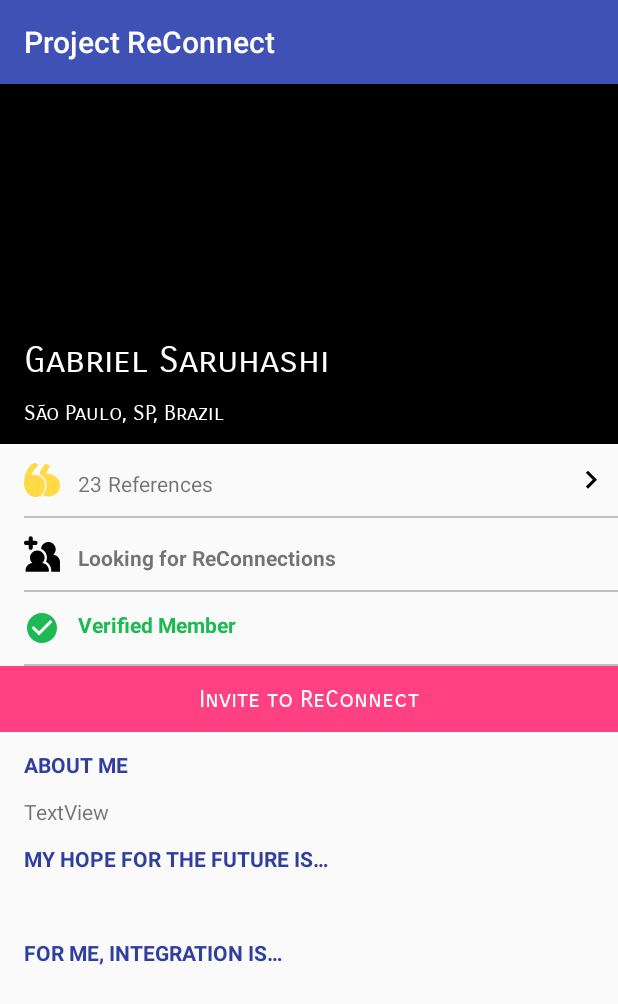
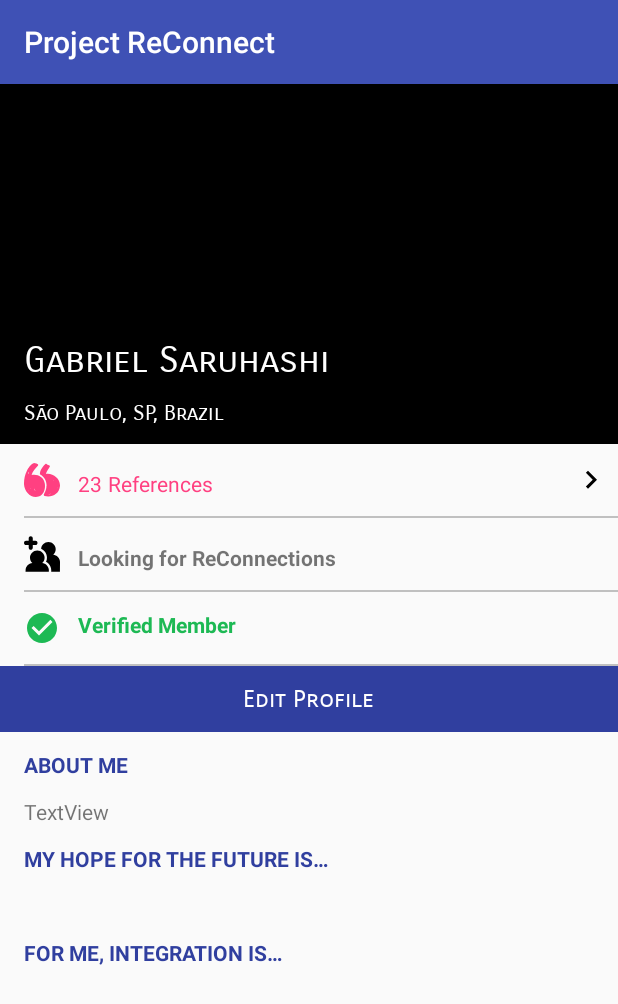
Before and after one commit to gabrielsaruhashi/ReConnect-Android-App, an Android app: the fragment MainProfileFragment shown on its own in the app's theme, on a phone screen of 412 x 824 dp. Shown: the top 1004 px of the screen. Run offline under Robolectric (Android 15) with nearby library versions, the phone set to English and light mode, and no system bars; our stand-ins replace ButterKnife; libraries missing offline, so code that uses them is left out: com.parse; pictures from the network do not load; 7 statements that could not run were skipped.

Commit message:
Edit Profile logic

```diff
--- a/app/src/main/java/com/goprojectreconnect/projectreconnect/Activities/ProfileActivity.java
+++ b/app/src/main/java/com/goprojectreconnect/projectreconnect/Activities/ProfileActivity.java
@@ -3,6 +3,7 @@ package com.goprojectreconnect.projectreconnect.Activities;
 import android.content.Context;
 import android.graphics.Point;
 import android.os.Bundle;
+import android.support.v4.content.ContextCompat;
 import android.support.v7.app.AppCompatActivity;
 import android.view.View;
 import android.widget.ImageView;
@@ -11,6 +12,7 @@ import android.widget.TextView;
 
 import com.bumptech.glide.Glide;
 import com.goprojectreconnect.projectreconnect.R;
+import com.goprojectreconnect.projectreconnect.ReConnectApplication;
 import com.parse.ParseUser;
 
 import butterknife.BindView;
@@ -20,6 +22,8 @@ public class ProfileActivity extends AppCompatActivity {
 
     Context context;
     ParseUser profileOwner;
+    ParseUser currentUser;
+    boolean isCurrentUser;
 
     // UI Views
     @BindView(R.id.tvName)
@@ -31,13 +35,15 @@ public class ProfileActivity extends AppCompatActivity {
     @BindView(R.id.tvReferenceCount)
     TextView tvReferenceCount;
     @BindView(R.id.llRequestReConnection)
-    LinearLayout llRequestReConnection;
+    LinearLayout llRequest;
     @BindView(R.id.tvAbout)
     TextView tvAbout;
     @BindView(R.id.tvHope)
     TextView tvHope;
     @BindView(R.id.tvIntegration)
     TextView tvIntegration;
+    @BindView(R.id.tvRequestBanner)
+    TextView tvRequestReconnectionBanner;
 
     @Override
     protected void onCreate(Bundle savedInstanceState) {
@@ -46,9 +52,11 @@ public class ProfileActivity extends AppCompatActivity {
         ButterKnife.bind(this);
 
         context = this;
+        currentUser = ReConnectApplication.getCurrentUser();
 
         // unwrap intent, if any
         profileOwner = getIntent().getParcelableExtra("profile_owner");
+        isCurrentUser = profileOwner.getObjectId().equals(currentUser.getObjectId());
 
         setupViews();
 
@@ -61,6 +69,12 @@ public class ProfileActivity extends AppCompatActivity {
         tvHope.setText(profileOwner.getString("hope_essay"));
         tvIntegration.setText(profileOwner.getString("integration_essay"));
 
+        // if current user, change CTO to Edit Profile
+        if (isCurrentUser) {
+            llRequest.setBackgroundColor(ContextCompat.getColor(context, R.color.colorPrimaryDark));
+            tvRequestReconnectionBanner.setText(getResources().getString(R.string.edit_profile_badge));
+        }
+
         // resize image to fit width
         Point size = new Point();
         this.getWindowManager().getDefaultDisplay().getSize(size);
@@ -72,7 +86,7 @@ public class ProfileActivity extends AppCompatActivity {
                 .dontAnimate()
                 .into(ivProfilePicture);
 
-        llRequestReConnection.setOnClickListener(new View.OnClickListener() {
+        llRequest.setOnClickListener(new View.OnClickListener() {
             @Override
             public void onClick(View v) {
                 //TODO invite ReConnection
--- a/app/src/main/java/com/goprojectreconnect/projectreconnect/Fragments/MainProfileFragment.java
+++ b/app/src/main/java/com/goprojectreconnect/projectreconnect/Fragments/MainProfileFragment.java
@@ -46,15 +46,17 @@ public class MainProfileFragment extends Fragment {
     @BindView(R.id.tvIntegration)
     TextView tvIntegration;
 
+
     @Nullable
     @Override
     public View onCreateView(LayoutInflater inflater, @Nullable ViewGroup container, @Nullable Bundle savedInstanceState) {
         // Inflate the layout for this fragment & context
-        View view = inflater.inflate(R.layout.activity_profile, container, false);
+        View view = inflater.inflate(R.layout.fragment_profile, container, false);
         context = getActivity();
         ButterKnife.bind(this, view);
 
         currentUser = ReConnectApplication.getCurrentUser();
+
         setupViews();
 
         return view;
@@ -81,7 +83,7 @@ public class MainProfileFragment extends Fragment {
         llRequestReConnection.setOnClickListener(new View.OnClickListener() {
             @Override
             public void onClick(View v) {
-                //TODO invite ReConnection
+                // TODO allow users to edit profile
             }
         });
     }
--- /dev/null
+++ b/app/src/main/res/layout/fragment_profile.xml
@@ -0,0 +1,257 @@
+<?xml version="1.0" encoding="utf-8"?>
+<ScrollView
+    xmlns:android="http://schemas.android.com/apk/res/android"
+    xmlns:app="http://schemas.android.com/apk/res-auto"
+    xmlns:tools="http://schemas.android.com/tools"
+    android:layout_width="match_parent"
+    android:layout_height="match_parent"
+    tools:context="com.goprojectreconnect.projectreconnect.Activities.ProfileActivity">
+
+    <RelativeLayout
+        android:layout_width="match_parent"
+        android:layout_height="match_parent">
+
+        <ImageView
+            android:id="@+id/ivProfilePicture"
+            android:layout_width="match_parent"
+            android:layout_height="240dp"
+            android:layout_alignParentStart="true"
+            android:layout_alignParentTop="true"
+            app:srcCompat="@color/black" />
+
+
+        <TextView
+            android:id="@+id/tvLocation"
+            android:layout_width="wrap_content"
+            android:layout_height="wrap_content"
+            android:layout_alignBottom="@+id/ivProfilePicture"
+            android:layout_marginStart="@dimen/activity_horizontal_margin"
+            android:fontFamily="sans-serif-smallcaps"
+            android:text="São Paulo, SP, Brazil"
+            android:textColor="@color/white"
+            android:layout_marginBottom="@dimen/element_margin"/>
+
+        <TextView
+            android:id="@+id/tvName"
+            android:layout_above="@id/tvLocation"
+            android:layout_width="wrap_content"
+            android:layout_height="wrap_content"
+            android:layout_marginBottom="@dimen/element_margin"
+            android:layout_alignStart="@+id/tvLocation"
+            android:text="Gabriel Saruhashi"
+            android:fontFamily="sans-serif-smallcaps"
+            android:textSize="24sp"
+            android:textColor="@color/white"/>
+
+        <!-- Reference Section -->
+        <RelativeLayout
+            android:id="@+id/rlReference"
+            android:layout_width="match_parent"
+            android:layout_height="wrap_content"
+            android:layout_alignStart="@+id/tvLocation"
+            android:layout_below="@+id/ivProfilePicture">
+            <ImageView
+                android:id="@+id/icReference"
+                android:layout_marginTop="@dimen/element_margin"
+                android:layout_width="wrap_content"
+                android:layout_height="wrap_content"
+                android:tint="@color/colorAccent"
+                app:srcCompat="@drawable/ic_reference" />
+
+            <TextView
+                android:id="@+id/tvReferenceCount"
+                android:layout_width="wrap_content"
+                android:layout_height="wrap_content"
+                android:layout_alignBottom="@+id/icReference"
+                android:layout_marginStart="@dimen/element_margin"
+                android:layout_toEndOf="@+id/icReference"
+                android:textColor="@color/colorAccent"
+                android:text="23" />
+
+            <TextView
+                android:id="@+id/tvReferenceBadge"
+                android:layout_width="wrap_content"
+                android:layout_height="wrap_content"
+                android:layout_marginStart="@dimen/badge_margin"
+                android:layout_alignBottom="@+id/tvReferenceCount"
+                android:layout_toEndOf="@+id/tvReferenceCount"
+                android:textColor="@color/colorAccent"
+                android:text="@string/reference_badge"
+                android:layout_alignTop="@+id/tvReferenceCount" />
+
+
+            <ImageView
+                android:id="@+id/icRightArrow"
+                android:layout_width="wrap_content"
+                android:layout_height="wrap_content"
+                android:layout_alignBottom="@+id/icReference"
+                android:layout_marginEnd="@dimen/rv_margin_top"
+                android:layout_alignParentEnd="true"
+                app:srcCompat="@drawable/ic_arrow_right" />
+
+            <View
+                android:layout_below="@id/icReference"
+                android:layout_width="fill_parent"
+                android:layout_marginTop="@dimen/element_margin"
+                android:layout_height="1dp"
+                android:background="#c0c0c0"
+                />
+        </RelativeLayout>
+
+        <!-- Availability -->
+        <RelativeLayout
+            android:id="@+id/rlAvailability"
+            android:layout_alignStart="@id/rlReference"
+            android:layout_below="@id/rlReference"
+            android:layout_width="match_parent"
+            android:layout_height="wrap_content">
+
+            <ImageView
+                android:id="@+id/icAvailability"
+                android:layout_marginTop="@dimen/element_margin"
+                android:layout_width="wrap_content"
+                android:layout_height="wrap_content"
+                app:srcCompat="@drawable/ic_group_add" />
+
+            <TextView
+                android:id="@+id/tvAvailability"
+                android:layout_width="wrap_content"
+                android:layout_height="wrap_content"
+                android:layout_alignBottom="@+id/icAvailability"
+                android:layout_marginStart="@dimen/element_margin"
+                android:layout_toEndOf="@+id/icAvailability"
+                android:textStyle="bold"
+                android:text="@string/available_badge" />
+
+            <View
+                android:layout_below="@id/icAvailability"
+                android:layout_width="fill_parent"
+                android:layout_marginTop="@dimen/element_margin"
+                android:layout_height="1dp"
+                android:background="#c0c0c0"
+                />
+
+        </RelativeLayout>
+
+        <!-- Verified Member -->
+
+        <RelativeLayout
+            android:id="@+id/rlVerified"
+            android:layout_width="match_parent"
+            android:layout_below="@id/rlAvailability"
+            android:layout_alignStart="@id/rlAvailability"
+            android:layout_height="wrap_content">
+
+            <ImageView
+                android:id="@+id/icVerified"
+                android:layout_marginTop="@dimen/element_margin"
+                android:layout_width="wrap_content"
+                android:layout_height="wrap_content"
+                app:srcCompat="@drawable/ic_check" />
+
+            <TextView
+                android:id="@+id/tvVerified"
+                android:layout_width="wrap_content"
+                android:textColor="@color/green_normal"
+                android:layout_height="wrap_content"
+                android:layout_marginTop="@dimen/element_margin"
+                android:layout_marginStart="@dimen/element_margin"
+                android:layout_toEndOf="@+id/icVerified"
+                android:textStyle="bold"
+                android:text="@string/verified_badge" />
+
+            <View
+                android:layout_below="@id/icVerified"
+                android:layout_width="fill_parent"
+                android:layout_marginTop="@dimen/element_margin"
+                android:layout_height="1dp"
+                android:background="#c0c0c0"
+                />
+
+        </RelativeLayout>
+
+        <!--Request ReConnection Banner -->
+        <LinearLayout
+            android:id="@+id/llRequestReConnection"
+            android:layout_width="match_parent"
+            android:layout_height="wrap_content"
+            android:layout_below="@id/rlVerified"
+            android:paddingTop="@dimen/element_margin"
+            android:paddingBottom="@dimen/element_margin"
+            android:background="@color/colorPrimaryDark">
+            <RelativeLayout
+                android:layout_width="match_parent"
+                android:layout_height="match_parent">
+                <TextView
+                    android:id="@+id/tvRequestBanner"
+                    android:layout_centerInParent="true"
+                    android:fontFamily="sans-serif-smallcaps"
+                    android:textSize="16sp"
+                    android:textColor="@color/white"
+                    android:layout_width="wrap_content"
+                    android:layout_height="wrap_content"
+                    android:text="@string/edit_profile_badge"/>
+            </RelativeLayout>
+
+        </LinearLayout>
+
+        <LinearLayout
+            android:id="@+id/llEssays"
+            android:layout_alignStart="@+id/rlVerified"
+            android:layout_marginTop="@dimen/element_margin"
+            android:layout_below="@id/llRequestReConnection"
+            android:layout_width="match_parent"
+            android:layout_height="wrap_content"
+            android:orientation="vertical">
+            <TextView
+                android:id="@+id/tvAboutBadge"
+                android:layout_width="wrap_content"
+                android:layout_height="wrap_content"
+                android:textColor="@color/colorPrimaryDark"
+                android:textStyle="bold"
+                android:text="@string/about_badge" />
+
+            <TextView
+                android:id="@+id/tvAbout"
+                android:layout_marginTop="@dimen/element_margin"
+                android:layout_width="wrap_content"
+                android:layout_height="wrap_content"
+                android:layout_weight="1"
+                android:text="TextView" />
+
+            <TextView
+                android:layout_marginTop="@dimen/element_margin"
+                android:id="@+id/tvHopeBadge"
+                android:textColor="@color/colorPrimaryDark"
+                android:layout_width="match_parent"
+                android:layout_height="wrap_content"
+                android:textStyle="bold"
+                android:text="@string/hope_badge"/>
+
+            <TextView
+                android:id="@+id/tvHope"
+                android:layout_marginTop="@dimen/element_margin"
+                android:layout_width="wrap_content"
+                android:layout_height="wrap_content"
+                />
+
+            <TextView
+                android:id="@+id/tvIntegrationBadge"
+                android:layout_marginTop="@dimen/element_margin"
+                android:textColor="@color/colorPrimaryDark"
+                android:layout_width="wrap_content"
+                android:layout_height="wrap_content"
+                android:textStyle="bold"
+                android:text="@string/integration_badge" />
+
+            <TextView
+                android:id="@+id/tvIntegration"
+                android:layout_marginTop="@dimen/element_margin"
+                android:layout_width="wrap_content"
+                android:layout_height="wrap_content" />
+
+        </LinearLayout>
+
+
+    </RelativeLayout>
+</ScrollView>
--- a/app/src/main/res/values/strings.xml
+++ b/app/src/main/res/values/strings.xml
@@ -68,6 +68,7 @@
     <string name="about_badge">ABOUT ME</string>
     <string name="integration_badge">FOR ME, INTEGRATION IS&#8230;</string>
     <string name="hope_badge">MY HOPE FOR THE FUTURE IS&#8230;</string>
+    <string name="edit_profile_badge">Edit Profile</string>
 
     <!-- Chat Activity -->
     <string name="message_hint">Say anything</string>
```
